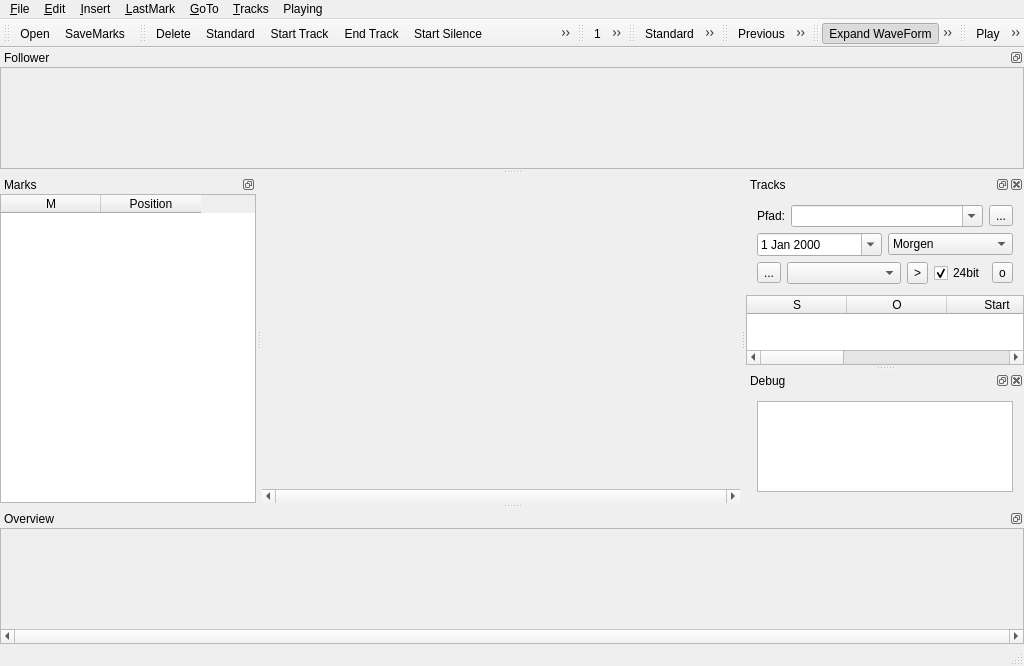
This is mainwindow.ui in audioprog/RecMasterNCutter as Qt 5 draws it before an edit. The edited form follows.
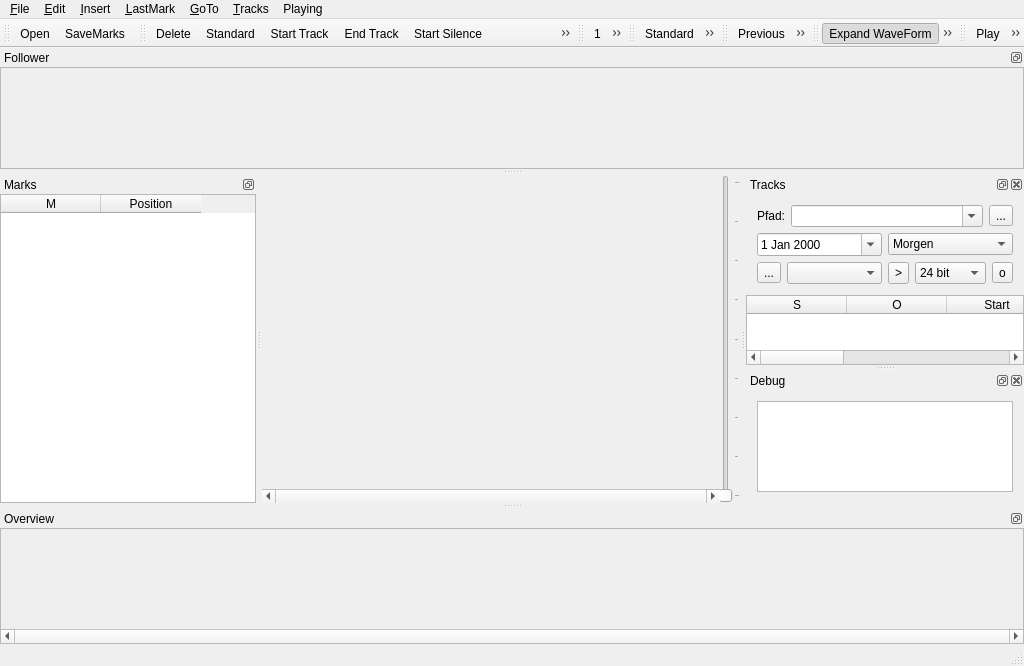
This is the edited form. Icons and pictures are not drawn. Custom widgets are drawn as their Qt base class.

```diff
--- a/mainwindow.ui
+++ b/mainwindow.ui
@@ -21,7 +21,7 @@
    <set>QMainWindow::AllowNestedDocks|QMainWindow::AllowTabbedDocks|QMainWindow::AnimatedDocks</set>
   </property>
   <widget class="QWidget" name="centralWidget">
-   <layout class="QVBoxLayout" name="verticalLayout">
+   <layout class="QHBoxLayout" name="horizontalLayout_4">
     <property name="spacing">
      <number>0</number>
     </property>
@@ -29,15 +29,41 @@
      <number>0</number>
     </property>
     <item>
-     <widget class="WaveForm" name="widget" native="true"/>
+     <layout class="QVBoxLayout" name="verticalLayout_10">
+      <item>
+       <widget class="WaveForm" name="widget" native="true"/>
+      </item>
+      <item>
+       <widget class="QScrollBar" name="PosScrollBar">
+        <property name="maximum">
+         <number>0</number>
+        </property>
+        <property name="orientation">
+         <enum>Qt::Horizontal</enum>
+        </property>
+       </widget>
+      </item>
+     </layout>
     </item>
     <item>
-     <widget class="QScrollBar" name="PosScrollBar">
+     <widget class="QSlider" name="vslVol">
+      <property name="enabled">
+       <bool>false</bool>
+      </property>
       <property name="maximum">
-       <number>0</number>
+       <number>8</number>
+      </property>
+      <property name="pageStep">
+       <number>5</number>
       </property>
       <property name="orientation">
-       <enum>Qt::Horizontal</enum>
+       <enum>Qt::Vertical</enum>
+      </property>
+      <property name="tickPosition">
+       <enum>QSlider::TicksBelow</enum>
+      </property>
+      <property name="tickInterval">
+       <number>1</number>
       </property>
      </widget>
     </item>
@@ -512,13 +538,30 @@
            </widget>
           </item>
           <item>
-           <widget class="QCheckBox" name="ckbS24">
-            <property name="text">
-             <string>24bit</string>
+           <widget class="QComboBox" name="cboxSampleSize">
+            <property name="currentIndex">
+             <number>1</number>
             </property>
-            <property name="checked">
-             <bool>true</bool>
-            </property>
+            <item>
+             <property name="text">
+              <string notr="true">16 bit</string>
+             </property>
+            </item>
+            <item>
+             <property name="text">
+              <string notr="true">24 bit</string>
+             </property>
+            </item>
+            <item>
+             <property name="text">
+              <string notr="true">32 int</string>
+             </property>
+            </item>
+            <item>
+             <property name="text">
+              <string notr="true">32 float</string>
+             </property>
+            </item>
            </widget>
           </item>
           <item>
```
Left out of the diff: 2 changed lines with no effect on the pictures.
